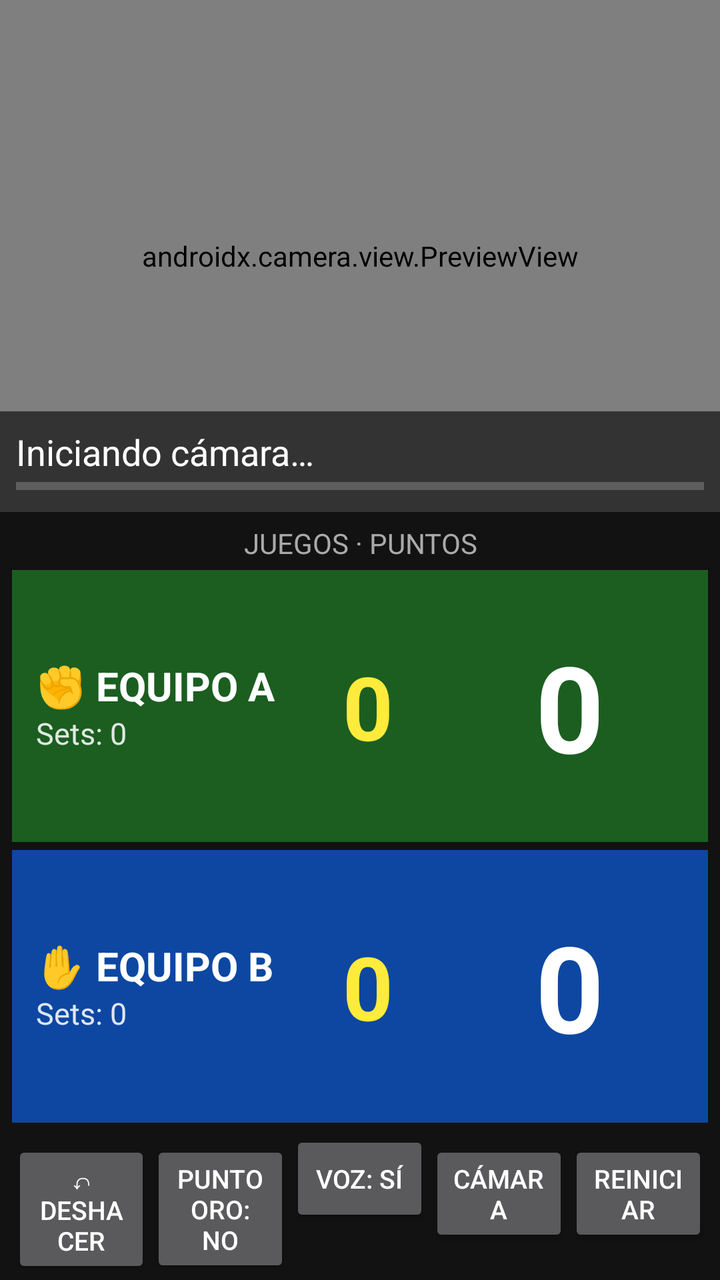
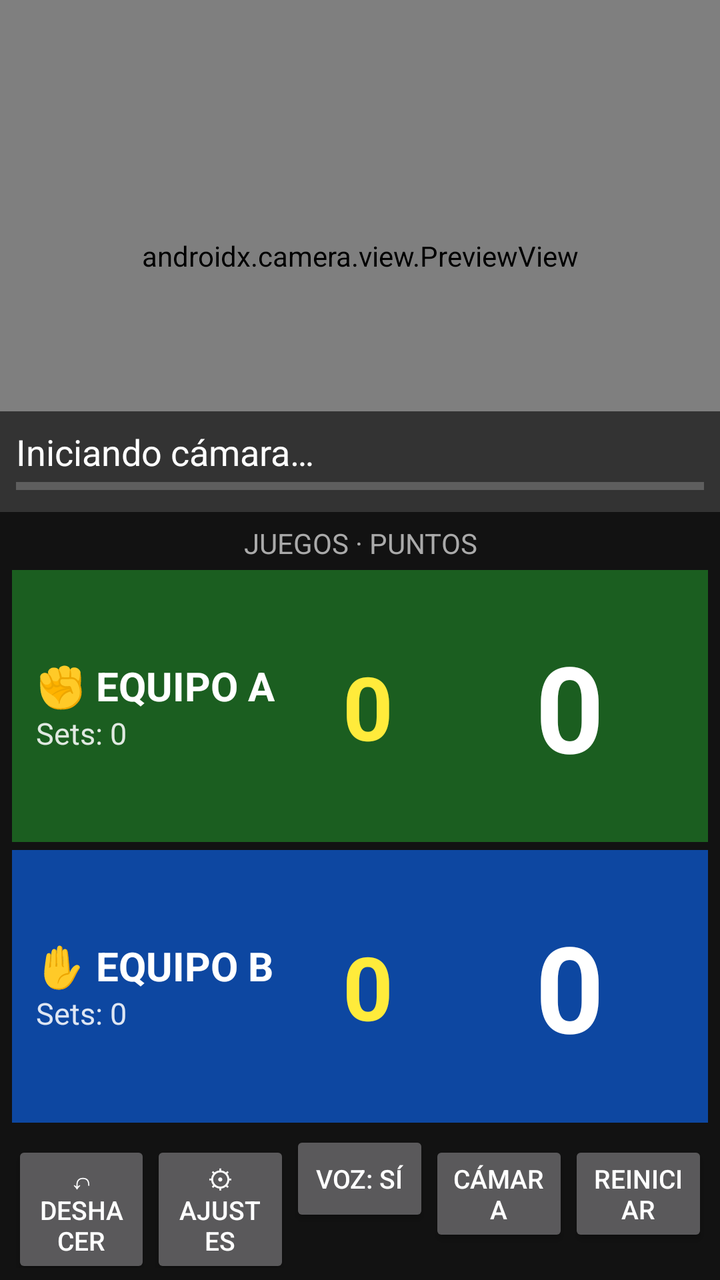

Compare the two renders of this Android layout. The source of the first and the diff that turns it into the second are given below.
<!-- AndroidManifest.xml: application theme android:Theme.Material.NoActionBar -->
<!-- res/layout/activity_main.xml -->
<?xml version="1.0" encoding="utf-8"?>
<LinearLayout xmlns:android="http://schemas.android.com/apk/res/android"
    android:layout_width="match_parent"
    android:layout_height="match_parent"
    android:background="#121212"
    android:keepScreenOn="true"
    android:orientation="vertical">
    <FrameLayout
        android:id="@+id/cameraBox"
        android:layout_width="match_parent"
        android:layout_height="0dp"
        android:layout_weight="4"
        android:background="#000000">
        <androidx.camera.view.PreviewView
            android:id="@+id/preview"
            android:layout_width="match_parent"
            android:layout_height="match_parent" />
        <LinearLayout
            android:layout_width="match_parent"
            android:layout_height="wrap_content"
            android:layout_gravity="bottom"
            android:background="#99000000"
            android:orientation="vertical"
            android:padding="8dp">
            <TextView
                android:id="@+id/status"
                android:layout_width="match_parent"
                android:layout_height="wrap_content"
                android:text="Iniciando cámara…"
                android:textColor="#FFFFFF"
                android:textSize="18sp" />
            <ProgressBar
                android:id="@+id/holdProgress"
                style="@android:style/Widget.Material.ProgressBar.Horizontal"
                android:layout_width="match_parent"
                android:layout_height="10dp"
                android:max="100" />
        </LinearLayout>
    </FrameLayout>
    <LinearLayout
        android:id="@+id/board"
        android:layout_width="match_parent"
        android:layout_height="0dp"
        android:layout_weight="6"
        android:orientation="vertical"
        android:padding="6dp">
        <TextView
            android:id="@+id/header"
            android:layout_width="match_parent"
            android:layout_height="wrap_content"
            android:gravity="center"
            android:paddingBottom="4dp"
            android:text="JUEGOS · PUNTOS"
            android:textColor="#AAAAAA"
            android:textSize="14sp" />
        <LinearLayout
            android:id="@+id/teamA"
            android:layout_width="match_parent"
            android:layout_height="0dp"
            android:layout_weight="1"
            android:layout_marginBottom="4dp"
            android:background="#1B5E20"
            android:gravity="center_vertical"
            android:orientation="horizontal"
            android:paddingHorizontal="12dp">
            <LinearLayout
                android:layout_width="0dp"
                android:layout_height="wrap_content"
                android:layout_weight="1.4"
                android:orientation="vertical">
                <TextView
                    android:layout_width="wrap_content"
                    android:layout_height="wrap_content"
                    android:text="✊ EQUIPO A"
                    android:textColor="#FFFFFF"
                    android:textSize="20sp"
                    android:textStyle="bold" />
                <TextView
                    android:id="@+id/setsA"
                    android:layout_width="wrap_content"
                    android:layout_height="wrap_content"
                    android:text="Sets: 0"
                    android:textColor="#DDFFFFFF"
                    android:textSize="15sp" />
            </LinearLayout>
            <TextView
                android:id="@+id/gamesA"
                android:layout_width="0dp"
                android:layout_height="wrap_content"
                android:layout_weight="1"
                android:gravity="center"
                android:text="0"
                android:textColor="#FFEB3B"
                android:textSize="44sp"
                android:textStyle="bold" />
            <TextView
                android:id="@+id/pointsA"
                android:layout_width="0dp"
                android:layout_height="wrap_content"
                android:layout_weight="1.3"
                android:gravity="center"
                android:text="0"
                android:textColor="#FFFFFF"
                android:textSize="60sp"
                android:textStyle="bold" />
        </LinearLayout>
        <LinearLayout
            android:id="@+id/teamB"
            android:layout_width="match_parent"
            android:layout_height="0dp"
            android:layout_weight="1"
            android:layout_marginBottom="4dp"
            android:background="#0D47A1"
            android:gravity="center_vertical"
            android:orientation="horizontal"
            android:paddingHorizontal="12dp">
            <LinearLayout
                android:layout_width="0dp"
                android:layout_height="wrap_content"
                android:layout_weight="1.4"
                android:orientation="vertical">
                <TextView
                    android:layout_width="wrap_content"
                    android:layout_height="wrap_content"
                    android:text="✋ EQUIPO B"
                    android:textColor="#FFFFFF"
                    android:textSize="20sp"
                    android:textStyle="bold" />
                <TextView
                    android:id="@+id/setsB"
                    android:layout_width="wrap_content"
                    android:layout_height="wrap_content"
                    android:text="Sets: 0"
                    android:textColor="#DDFFFFFF"
                    android:textSize="15sp" />
            </LinearLayout>
            <TextView
                android:id="@+id/gamesB"
                android:layout_width="0dp"
                android:layout_height="wrap_content"
                android:layout_weight="1"
                android:gravity="center"
                android:text="0"
                android:textColor="#FFEB3B"
                android:textSize="44sp"
                android:textStyle="bold" />
            <TextView
                android:id="@+id/pointsB"
                android:layout_width="0dp"
                android:layout_height="wrap_content"
                android:layout_weight="1.3"
                android:gravity="center"
                android:text="0"
                android:textColor="#FFFFFF"
                android:textSize="60sp"
                android:textStyle="bold" />
        </LinearLayout>
        <LinearLayout
            android:layout_width="match_parent"
            android:layout_height="wrap_content"
            android:orientation="horizontal">
            <Button
                android:id="@+id/undo"
                android:layout_width="0dp"
                android:layout_height="wrap_content"
                android:layout_weight="1"
                android:text="↶ Deshacer"
                android:textSize="13sp" />
            <Button
                android:id="@+id/golden"
                android:layout_width="0dp"
                android:layout_height="wrap_content"
                android:layout_weight="1"
                android:text="Punto oro: NO"
                android:textSize="13sp" />
            <Button
                android:id="@+id/voice"
                android:layout_width="0dp"
                android:layout_height="wrap_content"
                android:layout_weight="1"
                android:text="Voz: SÍ"
                android:textSize="13sp" />
            <Button
                android:id="@+id/flip"
                android:layout_width="0dp"
                android:layout_height="wrap_content"
                android:layout_weight="1"
                android:text="Cámara"
                android:textSize="13sp" />
            <Button
                android:id="@+id/reset"
                android:layout_width="0dp"
                android:layout_height="wrap_content"
                android:layout_weight="1"
                android:text="Reiniciar"
                android:textSize="13sp" />
        </LinearLayout>
    </LinearLayout>
</LinearLayout>
<!-- resources referenced by this layout -->
<resources>

</resources>

<!-- the commit's change to res/layout/activity_main.xml (unified diff, before → after) -->
@@ -69,8 +69,10 @@
                 android:layout_weight="1.4"
                 android:orientation="vertical">
                 <TextView
-                    android:layout_width="wrap_content"
-                    android:layout_height="wrap_content"
+                    android:id="@+id/nameA"
+                    android:layout_width="wrap_content"
+                    android:layout_height="wrap_content"
+                    android:maxLines="2"
                     android:text="✊ EQUIPO A"
                     android:textColor="#FFFFFF"
                     android:textSize="20sp"
@@ -120,8 +122,10 @@
                 android:layout_weight="1.4"
                 android:orientation="vertical">
                 <TextView
-                    android:layout_width="wrap_content"
-                    android:layout_height="wrap_content"
+                    android:id="@+id/nameB"
+                    android:layout_width="wrap_content"
+                    android:layout_height="wrap_content"
+                    android:maxLines="2"
                     android:text="✋ EQUIPO B"
                     android:textColor="#FFFFFF"
                     android:textSize="20sp"
@@ -167,11 +171,11 @@
                 android:text="↶ Deshacer"
                 android:textSize="13sp" />
             <Button
-                android:id="@+id/golden"
-                android:layout_width="0dp"
-                android:layout_height="wrap_content"
-                android:layout_weight="1"
-                android:text="Punto oro: NO"
+                android:id="@+id/settings"
+                android:layout_width="0dp"
+                android:layout_height="wrap_content"
+                android:layout_weight="1"
+                android:text="⚙ Ajustes"
                 android:textSize="13sp" />
             <Button
                 android:id="@+id/voice"
